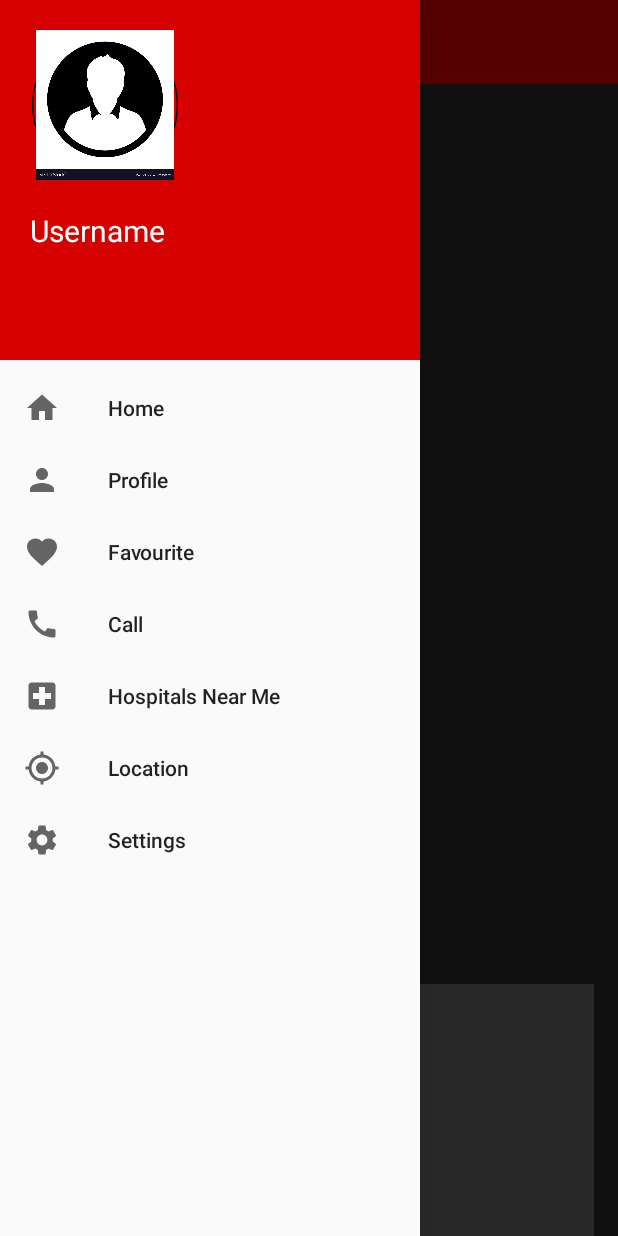
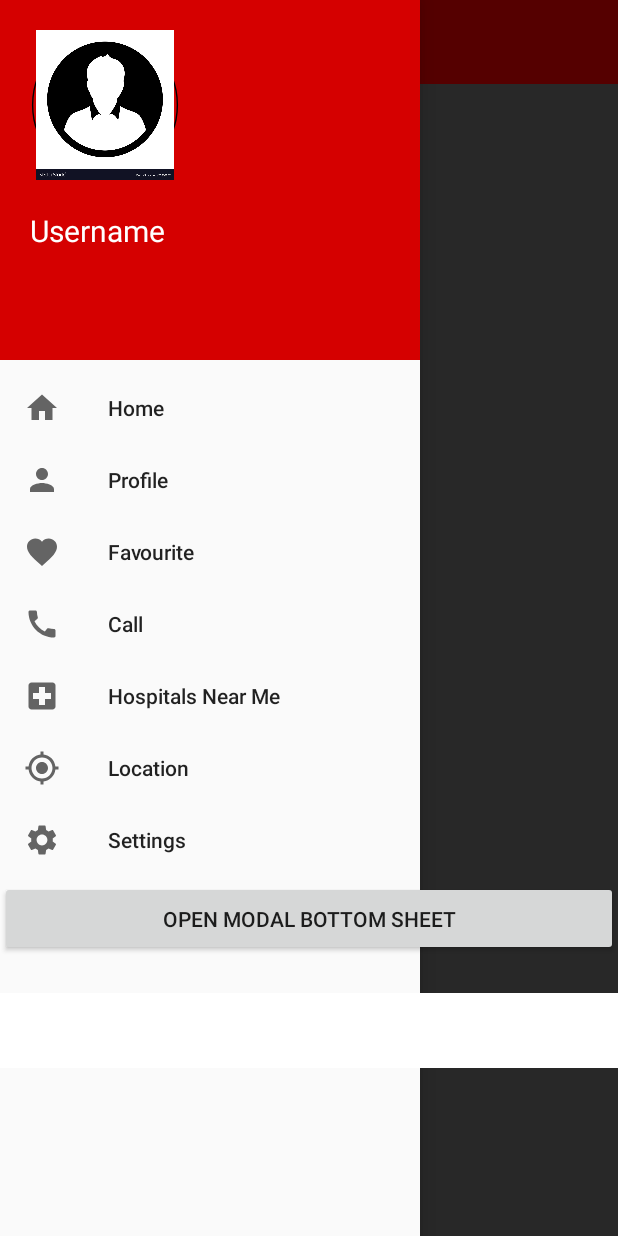
Before and after one commit to pratham022/Ambulance_Service, an Android app: the screen it shows after launch (MainActivity), with the side drawer open, on a phone screen of 412 x 824 dp. Run offline under Robolectric (Android 15) with nearby library versions, the phone set to English and light mode, and no system bars; libraries missing offline, so code that uses them is left out: com.mapbox.android, com.mapbox.api, com.mapbox.geojson, com.mapbox.mapboxsdk, com.mapbox.services; plain views replace MapView; 6 statements that could not run were skipped.

Commit message:
Added BottomSheetDialog

```diff
--- a/app/src/main/java/com/example/ambulanceservice/MainActivity.java
+++ b/app/src/main/java/com/example/ambulanceservice/MainActivity.java
@@ -150,6 +150,16 @@ The permission result is invoked once the user decides whether to allow or deny
 
 
                 return false;
+            }
+        });
+
+
+        Button openBottomSheet = findViewById(R.id.button_open_bottom_sheet);
+        openBottomSheet.setOnClickListener(new View.OnClickListener() {
+            @Override
+            public void onClick(View view) {
+                ExampleBottomSheetDialog bottomSheet = new ExampleBottomSheetDialog();
+                bottomSheet.show(getSupportFragmentManager(), "exampleBottomSheet");
             }
         });
 
--- a/app/src/main/res/layout/activity_main.xml
+++ b/app/src/main/res/layout/activity_main.xml
@@ -1,36 +1,27 @@
 <?xml version="1.0" encoding="utf-8"?>
-<androidx.drawerlayout.widget.DrawerLayout xmlns:android="http://schemas.android.com/apk/res/android"
+<androidx.constraintlayout.widget.ConstraintLayout
+    xmlns:android="http://schemas.android.com/apk/res/android"
     xmlns:app="http://schemas.android.com/apk/res-auto"
     xmlns:tools="http://schemas.android.com/tools"
-    xmlns:mapbox="http://schemas.android.com/apk/res-auto"
+    android:layout_width="match_parent"
+    android:layout_height="match_parent">
+
+    <androidx.drawerlayout.widget.DrawerLayout
+        android:id="@+id/drawer"
         android:layout_width="match_parent"
         android:layout_height="match_parent"
-    android:id="@+id/drawer"
-    tools:openDrawer="start"
-    tools:context=".MainActivity">
+        app:layout_constraintBottom_toBottomOf="parent"
+        app:layout_constraintEnd_toEndOf="parent"
+        app:layout_constraintStart_toStartOf="parent"
+        app:layout_constraintTop_toTopOf="parent"
+        tools:context=".MainActivity"
+        tools:openDrawer="start">
 
         <com.mapbox.mapboxsdk.maps.MapView
             android:id="@+id/mapView"
             android:layout_width="match_parent"
             android:layout_height="match_parent"
-        mapbox:mapbox_cameraZoom="12"
-         />
-
-    <Button
-        android:id="@+id/startButton"
-        android:layout_width="match_parent"
-        android:layout_height="10dp"
-        android:layout_marginStart="16dp"
-        android:layout_marginLeft="16dp"
-        android:layout_marginTop="656dp"
-        android:layout_marginEnd="16dp"
-        android:background="@color/white"
-        android:enabled="false"
-        android:text="Start navigation"
-        android:textColor="@color/white"
-        mapbox:layout_constraintStart_toStartOf="parent"
-        mapbox:layout_constraintTop_toTopOf="parent" />
-
+            app:mapbox_cameraZoom="12" />
 
 
         <RelativeLayout
@@ -38,27 +29,52 @@
             android:layout_height="wrap_content">
 
             <androidx.appcompat.widget.Toolbar
+                android:id="@+id/toolbar"
                 android:layout_width="match_parent"
                 android:layout_height="wrap_content"
-           android:id="@+id/toolbar"
+                android:background="@color/ui"
                 android:title="Navigation Drawer"
-           app:titleTextColor="@color/white"
-           android:background="@color/ui">
-
+                app:titleTextColor="@color/white">
 
 
             </androidx.appcompat.widget.Toolbar>
         </RelativeLayout>
 
         <com.google.android.material.navigation.NavigationView
+            android:id="@+id/nav_menu"
             android:layout_width="wrap_content"
             android:layout_height="match_parent"
-        android:id="@+id/nav_menu"
-        app:menu="@menu/iconmenu"
+            android:layout_gravity="start"
             app:headerLayout="@layout/header_menu"
-        android:layout_gravity="start"/>
-
-
+            app:menu="@menu/iconmenu" />
 
 
     </androidx.drawerlayout.widget.DrawerLayout>
+
+
+    <Button
+        android:id="@+id/startButton"
+        android:layout_width="match_parent"
+        android:layout_height="50dp"
+        android:background="@color/white"
+        android:enabled="false"
+        android:text="Start navigation"
+        android:textColor="@color/white"
+        app:layout_constraintBottom_toBottomOf="parent"
+        app:layout_constraintEnd_toEndOf="parent"
+        app:layout_constraintStart_toStartOf="parent"
+        app:layout_constraintTop_toTopOf="parent"
+        android:layout_marginTop="550dp"/>
+
+    <Button
+        android:id="@+id/button_open_bottom_sheet"
+        android:layout_width="match_parent"
+        android:layout_height="50dp"
+        app:layout_constraintBottom_toBottomOf="parent"
+        app:layout_constraintEnd_toEndOf="parent"
+        app:layout_constraintStart_toStartOf="parent"
+        app:layout_constraintTop_toTopOf="parent"
+        android:text="Open Modal Bottom Sheet"
+        android:layout_marginTop="400dp"/>
+
+</androidx.constraintlayout.widget.ConstraintLayout>
```
Also changed, not shown: app/src/main/java/com/example/ambulanceservice/ExampleBottomSheetDialog.java (added, +20 -0 lines), app/src/main/res/layout/bottom_sheet_layout.xml (added, +27 -0 lines). Lines whose indentation alone changed are shown as unchanged.
